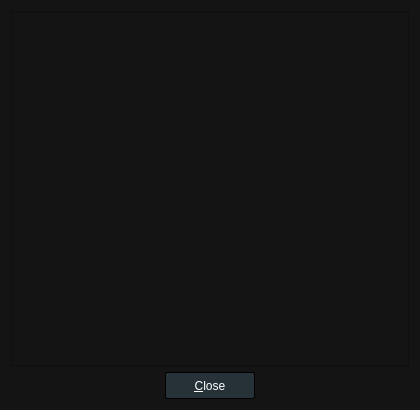
u8sand/Baka-MPlayer, file Baka MPlayer/ui/infodialog.ui: the form before one commit.
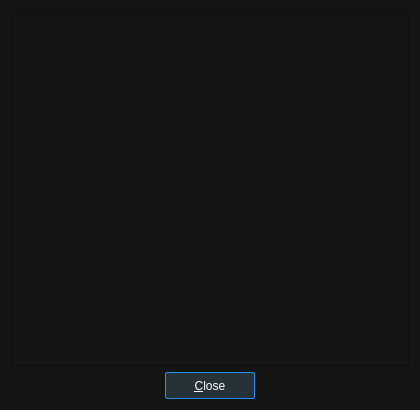
The form after the commit.

Commit message: QPushButton: differentiate a Dialog's default button's style

Patch:
```diff
--- a/Baka MPlayer/ui/infodialog.ui
+++ b/Baka MPlayer/ui/infodialog.ui
@@ -64,7 +64,7 @@
         <string notr="true">QPushButton {
     background: #263238;
 	color: white;
-	border: 1px outset black;
+	border: 1px solid dodgerblue;
 	border-radius: 2px;
     min-width: 88px;
 	min-height: 25px;
```
The commit also changes 4 other files.
